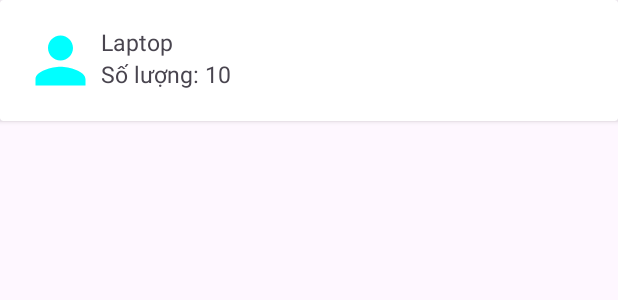
After one commit to phucchinh2606/EcommerceAndroid, an Android app: the layout item_chitiet.xml on its own in the app's theme, with its tools: preview values and no code run, on a phone screen of 412 x 824 dp. The commit adds this screen. Shown: the top 300 px of the screen. Run offline under Robolectric (Android 15) with nearby library versions, the phone set to English and light mode, and no system bars.

Commit message:
them xem don hang

```diff
--- a/app/src/main/AndroidManifest.xml
+++ b/app/src/main/AndroidManifest.xml
@@ -17,7 +17,7 @@
         android:usesCleartextTraffic="true"
         tools:targetApi="31">
         <activity
-            android:name=".activity.XemDonHangActivity"
+            android:name=".activity.XemDonActivity"
             android:exported="false" />
         <activity
             android:name=".activity.ThanhToanActivity"
--- a/app/src/main/java/com/example/ecommerceapp/activity/DangNhapActivity.java
+++ b/app/src/main/java/com/example/ecommerceapp/activity/DangNhapActivity.java
@@ -115,7 +115,7 @@ public class DangNhapActivity extends AppCompatActivity {
                     new Handler().postDelayed(new Runnable() {
                         @Override
                         public void run() {
-                            dangNhap(Paper.book().read("email"),Paper.book().read("pass"));
+                            //dangNhap(Paper.book().read("email"),Paper.book().read("pass"));
                         }
                     },1000);
                 }
--- a/app/src/main/java/com/example/ecommerceapp/activity/GioHangActivity.java
+++ b/app/src/main/java/com/example/ecommerceapp/activity/GioHangActivity.java
@@ -83,7 +83,7 @@ public class GioHangActivity extends AppCompatActivity {
         recyclerViewGioHang.setHasFixedSize(true);
         RecyclerView.LayoutManager layoutManager = new LinearLayoutManager(this);
         recyclerViewGioHang.setLayoutManager(layoutManager);
-        if(Utils.listGioHang.size()==0){
+        if(Utils.listGioHang.isEmpty()){
             giohangtrong.setVisibility(View.VISIBLE);
         }
         else {
--- a/app/src/main/java/com/example/ecommerceapp/activity/MainActivity.java
+++ b/app/src/main/java/com/example/ecommerceapp/activity/MainActivity.java
@@ -121,8 +121,8 @@ public class MainActivity extends AppCompatActivity {
                         lapTop.putExtra("loai",2);
                         startActivity(lapTop);
                         break;
-                    case 5:
-                        Intent donHang = new Intent(getApplicationContext(),XemDonHangActivity.class);
+                    case 3:
+                        Intent donHang = new Intent(getApplicationContext(),XemDonActivity.class);
                         startActivity(donHang);
                         break;
                 }
--- a/app/src/main/java/com/example/ecommerceapp/utils/Utils.java
+++ b/app/src/main/java/com/example/ecommerceapp/utils/Utils.java
@@ -6,7 +6,7 @@ import com.example.ecommerceapp.model.User;
 import java.util.List;
 
 public class Utils {
-    public static final String BASE_URL = "http://192.168.1.14/banhang/";
+    public static final String BASE_URL = "http://192.168.1.17/banhang/";
     public static List<GioHang> listGioHang;
     public static User user_current = new User();
 }
--- /dev/null
+++ b/app/src/main/res/layout/item_chitiet.xml
@@ -0,0 +1,51 @@
+<?xml version="1.0" encoding="utf-8"?>
+<androidx.constraintlayout.widget.ConstraintLayout xmlns:android="http://schemas.android.com/apk/res/android"
+    android:layout_width="match_parent"
+    android:layout_height="match_parent"
+    xmlns:app="http://schemas.android.com/apk/res-auto">
+
+    <androidx.cardview.widget.CardView
+        app:layout_constraintTop_toTopOf="parent"
+        android:layout_width="match_parent"
+        android:layout_height="wrap_content">
+
+        <RelativeLayout
+            android:layout_margin="10dp"
+            android:padding="5dp"
+            android:layout_width="match_parent"
+            android:layout_height="wrap_content">
+
+            <ImageView
+                android:id="@+id/Item_Img_ChiTiet"
+                android:src="@drawable/baseline_person_24"
+                android:layout_width="50dp"
+                android:layout_height="50dp"/>
+
+            <LinearLayout
+                android:padding="2dp"
+                android:layout_toEndOf="@id/Item_Img_ChiTiet"
+                android:orientation="vertical"
+                android:layout_width="match_parent"
+                android:layout_height="wrap_content">
+
+                <TextView
+                    android:id="@+id/Item_TenSp_ChiTiet"
+                    android:textSize="15dp"
+                    android:text="Laptop"
+                    android:layout_width="match_parent"
+                    android:layout_height="wrap_content"/>
+
+                <TextView
+                    android:id="@+id/Item_SoLuong_ChiTiet"
+                    android:textSize="15dp"
+                    android:text="Số lượng: 10"
+                    android:layout_width="match_parent"
+                    android:layout_height="wrap_content"/>
+
+            </LinearLayout>
+
+        </RelativeLayout>
+
+    </androidx.cardview.widget.CardView>
+
+</androidx.constraintlayout.widget.ConstraintLayout>
```
Also changed, not shown: app/src/main/java/com/example/ecommerceapp/activity/XemDonActivity.java (added, +94 -0 lines), app/src/main/java/com/example/ecommerceapp/activity/XemDonHangActivity.java (deleted, +0 -48 lines), app/src/main/java/com/example/ecommerceapp/adapter/ChiTietAdapter.java (added, +62 -0 lines), app/src/main/java/com/example/ecommerceapp/adapter/DonHangAdapter.java (added, +70 -0 lines), app/src/main/java/com/example/ecommerceapp/model/Item.java (+18 -0 lines), app/src/main/res/layout/activity_xem_don.xml (added, +29 -0 lines), app/src/main/res/layout/activity_xem_don_hang.xml (deleted, +0 -10 lines), app/src/main/res/layout/item_donhang.xml (added, +40 -0 lines).
